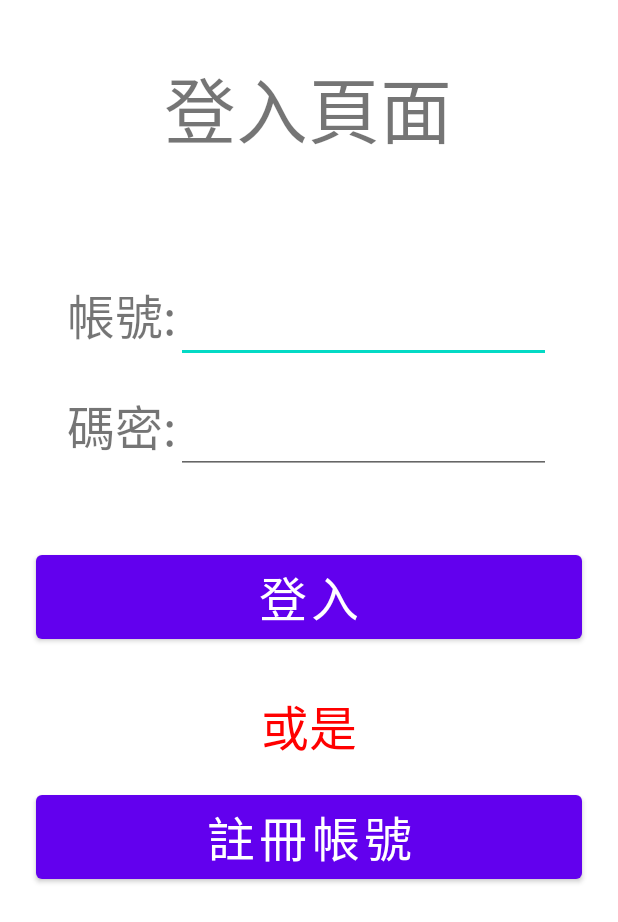
After one commit to birdshiu/NCYU-Android-Project, an Android app: the layout activity_login.xml on its own in the app's theme, with its tools: preview values and no code run, on a phone screen of 412 x 824 dp. The commit adds this screen. Shown: the top 922 px of the screen. Run offline under Robolectric (Android 15) with nearby library versions, the phone set to English and light mode, and no system bars.

Commit message:
LoginActivity layout OK

```diff
--- a/WhosCall/app/src/main/AndroidManifest.xml
+++ b/WhosCall/app/src/main/AndroidManifest.xml
@@ -1,6 +1,10 @@
 <?xml version="1.0" encoding="utf-8"?>
 <manifest xmlns:android="http://schemas.android.com/apk/res/android"
     package="com.example.whoscall">
+    <!-- 讀取手機通話記錄的權限 -->
+    <uses-permission android:name="android.permission.READ_CALL_LOG" /> <!-- 使用網路的權限 -->
+    <uses-permission android:name="android.permission.INTERNET" /> <!-- 查看網路狀態的權限 -->
+    <uses-permission android:name="android.permission.ACCESS_NETWORK_STATE" />
 
     <application
         android:allowBackup="true"
@@ -9,6 +13,7 @@
         android:roundIcon="@mipmap/ic_launcher_round"
         android:supportsRtl="true"
         android:theme="@style/Theme.WhosCall">
+        <activity android:name=".LoginActivity"></activity>
         <activity android:name=".MainActivity">
             <intent-filter>
                 <action android:name="android.intent.action.MAIN" />
--- a/WhosCall/app/src/main/java/com/example/whoscall/LoginActivity.java
+++ b/WhosCall/app/src/main/java/com/example/whoscall/LoginActivity.java
@@ -1,4 +1,14 @@
 package com.example.whoscall;
 
-public class LoginActivity {
+import androidx.appcompat.app.AppCompatActivity;
+
+import android.os.Bundle;
+
+public class LoginActivity extends AppCompatActivity {
+
+    @Override
+    protected void onCreate(Bundle savedInstanceState) {
+        super.onCreate(savedInstanceState);
+        setContentView(R.layout.activity_login);
+    }
 }
--- a/WhosCall/app/src/main/java/com/example/whoscall/MainActivity.java
+++ b/WhosCall/app/src/main/java/com/example/whoscall/MainActivity.java
@@ -2,13 +2,33 @@ package com.example.whoscall;
 
 import androidx.appcompat.app.AppCompatActivity;
 
+import android.database.Cursor;
+import android.net.Uri;
 import android.os.Bundle;
+import android.provider.CallLog;
+import android.widget.TextView;
 
 public class MainActivity extends AppCompatActivity {
+    private TextView txt;
 
     @Override
     protected void onCreate(Bundle savedInstanceState) {
         super.onCreate(savedInstanceState);
         setContentView(R.layout.activity_main);
+
+        txt=findViewById(R.id.txt);
+
+        Uri allCalls = Uri.parse("content://call_log/calls");
+        //Cursor c = managedQuery(CallLog.Calls.CONTENT_URI, null, null, null, null);
+
+        /*String result="";
+
+        String num= c.getString(c.getColumnIndex(CallLog.Calls.NUMBER));// for  number
+        String name= c.getString(c.getColumnIndex(CallLog.Calls.CACHED_NAME));// for name
+        String duration = c.getString(c.getColumnIndex(CallLog.Calls.DURATION));// for duration
+        int type = Integer.parseInt(c.getString(c.getColumnIndex(CallLog.Calls.TYPE)));// for call type, Incoming or out going.
+
+        result+=num+", "+name+", "+duration+", "+type;
+        txt.setText(result);*/
     }
 }
--- /dev/null
+++ b/WhosCall/app/src/main/res/layout/activity_login.xml
@@ -0,0 +1,115 @@
+<?xml version="1.0" encoding="utf-8"?>
+<androidx.constraintlayout.widget.ConstraintLayout xmlns:android="http://schemas.android.com/apk/res/android"
+    xmlns:app="http://schemas.android.com/apk/res-auto"
+    xmlns:tools="http://schemas.android.com/tools"
+    android:layout_width="match_parent"
+    android:layout_height="match_parent"
+    tools:context=".LoginActivity">
+
+    <TextView
+        android:id="@+id/textView"
+        android:layout_width="wrap_content"
+        android:layout_height="wrap_content"
+        android:layout_marginTop="36dp"
+        android:text="登入頁面"
+        android:textSize="48dp"
+        app:layout_constraintEnd_toEndOf="parent"
+        app:layout_constraintHorizontal_bias="0.497"
+        app:layout_constraintStart_toStartOf="parent"
+        app:layout_constraintTop_toTopOf="parent" />
+
+    <LinearLayout
+        android:id="@+id/linearLayout"
+        android:layout_width="0dp"
+        android:layout_height="wrap_content"
+        android:layout_marginTop="70dp"
+        android:orientation="vertical"
+        app:layout_constraintEnd_toEndOf="parent"
+        app:layout_constraintHorizontal_bias="0.0"
+        app:layout_constraintStart_toStartOf="parent"
+        app:layout_constraintTop_toBottomOf="@+id/textView">
+
+        <LinearLayout
+            android:layout_width="match_parent"
+            android:layout_height="wrap_content"
+            android:gravity="center"
+            android:orientation="horizontal">
+
+            <TextView
+                android:layout_width="wrap_content"
+                android:layout_height="wrap_content"
+                android:text="帳號:"
+                android:textSize="32sp" />
+
+            <EditText
+                android:id="@+id/loginEdtAccount"
+                android:layout_width="250dp"
+                android:layout_height="wrap_content"
+                android:textSize="32sp"
+                android:maxLength="10" />
+        </LinearLayout>
+
+        <LinearLayout
+            android:layout_width="match_parent"
+            android:layout_height="wrap_content"
+            android:layout_marginTop="10dp"
+            android:gravity="center"
+            android:orientation="horizontal">
+
+            <TextView
+                android:layout_width="wrap_content"
+                android:layout_height="wrap_content"
+                android:text="碼密:"
+                android:textSize="32sp" />
+
+            <EditText
+                android:id="@+id/loginEdtPassword"
+                android:layout_width="250dp"
+                android:layout_height="wrap_content"
+                android:textSize="32sp"
+                android:maxLength="10"
+                android:inputType="textPassword"/>
+        </LinearLayout>
+    </LinearLayout>
+
+    <Button
+        android:id="@+id/loginBtnLogin"
+        android:layout_width="0dp"
+        android:layout_height="wrap_content"
+        android:layout_marginStart="24dp"
+        android:layout_marginTop="48dp"
+        android:layout_marginEnd="24dp"
+        android:text="登入"
+        android:textSize="32dp"
+        app:layout_constraintEnd_toEndOf="parent"
+        app:layout_constraintHorizontal_bias="0.0"
+        app:layout_constraintStart_toStartOf="parent"
+        app:layout_constraintTop_toBottomOf="@+id/linearLayout" />
+
+    <TextView
+        android:layout_width="wrap_content"
+        android:layout_height="wrap_content"
+        android:layout_marginTop="12dp"
+        android:text="或是"
+        android:textColor="#FF0000"
+        android:textSize="32dp"
+        app:layout_constraintBottom_toTopOf="@+id/loginBtnRegister"
+        app:layout_constraintEnd_toEndOf="parent"
+        app:layout_constraintStart_toStartOf="parent"
+        app:layout_constraintTop_toBottomOf="@+id/loginBtnLogin" />
+
+    <Button
+        android:id="@+id/loginBtnRegister"
+        android:layout_width="0dp"
+        android:layout_height="wrap_content"
+        android:layout_marginStart="24dp"
+        android:layout_marginTop="92dp"
+        android:layout_marginEnd="24dp"
+        android:text="註冊帳號"
+        android:textSize="32dp"
+        app:layout_constraintEnd_toEndOf="parent"
+        app:layout_constraintHorizontal_bias="1.0"
+        app:layout_constraintStart_toStartOf="parent"
+        app:layout_constraintTop_toBottomOf="@+id/loginBtnLogin" />
+
+</androidx.constraintlayout.widget.ConstraintLayout>
--- a/WhosCall/app/src/main/res/layout/activity_main.xml
+++ b/WhosCall/app/src/main/res/layout/activity_main.xml
@@ -7,6 +7,7 @@
     tools:context=".MainActivity">
 
     <TextView
+        android:id="@+id/txt"
         android:layout_width="wrap_content"
         android:layout_height="wrap_content"
         android:text="Hello World!"
```
